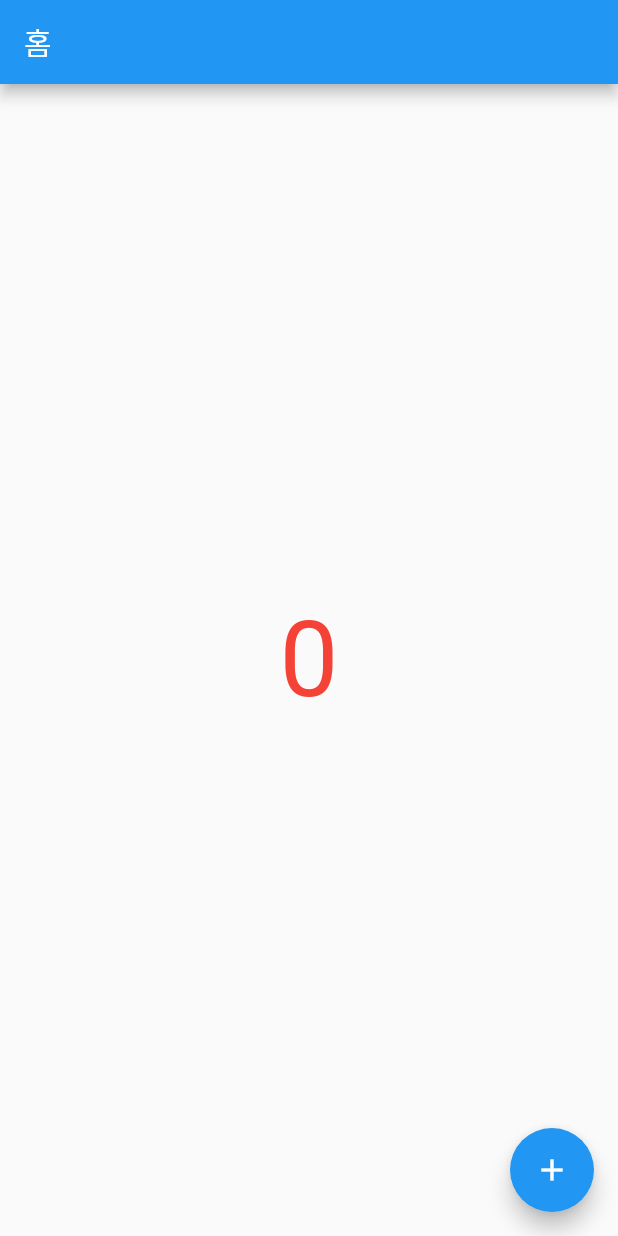
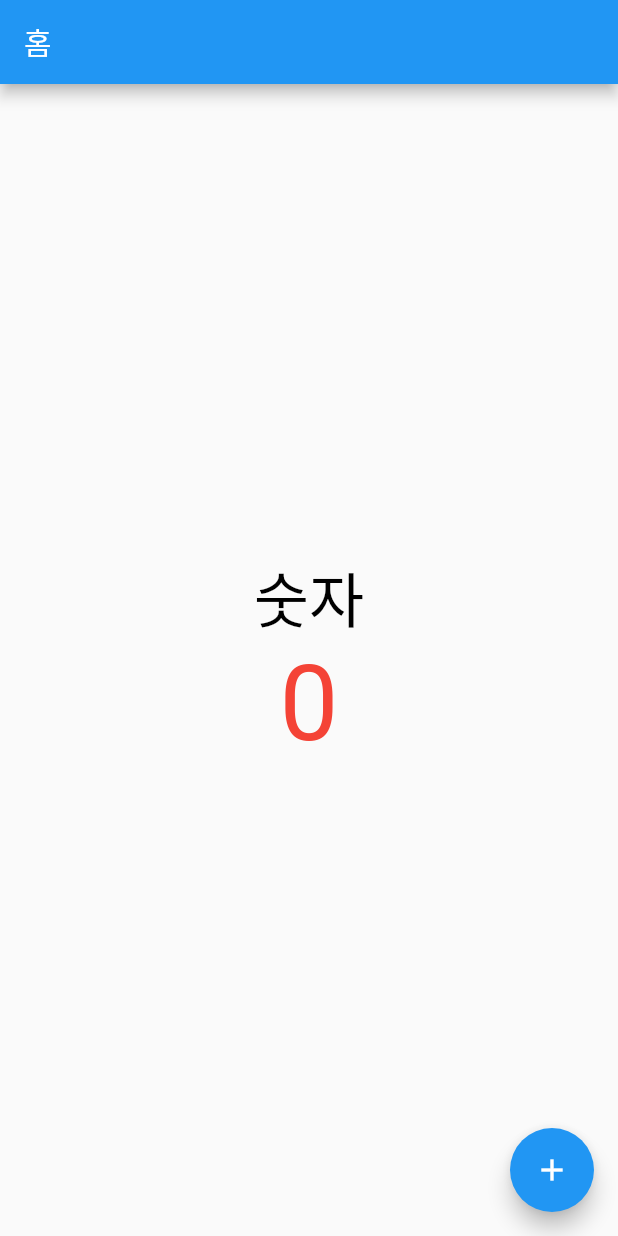
Before and after one commit to blueknarr/first_flutter_app, a Flutter app: the screen it shows after launch, on a phone screen of 412 x 824 dp. Run offline on Flutter 3.47's test engine with Material 2 defaults, Android fonts, the phone set to English and light mode, and no system bars.

Commit message:
019. Column, Row, mainAxisAlignment로 중앙 정렬하기

```diff
--- a/lib/main.dart
+++ b/lib/main.dart
@@ -44,7 +44,21 @@ class _MyHomnePageState extends State<MyHomePage> {
 
       /// Center() 속성을 이용해 0을 중앙에 나타낸다.
       body: Center(
-        child: Text(
+        /// 화면에 나타내고 싶은 텍스트를 나란히 위,아래로 보여준다.
+        child: Column(
+          /// 메인 방향 가운데 정렬, Column : 위 ~ 아래, Row: 왼쪽 ~ 오른쪽
+          mainAxisAlignment: MainAxisAlignment.center,
+          children: [
+            Text(
+              '숫자',
+
+              /// TextStyle() 속성으로 폰트 색상과 크기를 설정한다.
+              style: TextStyle(
+                color: Colors.black,
+                fontSize: 40,
+              ),
+            ),
+            Text(
               /// count 변수의 값을 글자 형태로 표시할 수 있다.
               '$count',
 
@@ -53,6 +67,8 @@ class _MyHomnePageState extends State<MyHomePage> {
                 color: Colors.red,
                 fontSize: 70,
               ),
+            ),
+          ],
         ),
       ),
 
```
Lines whose indentation alone changed are shown as unchanged.
